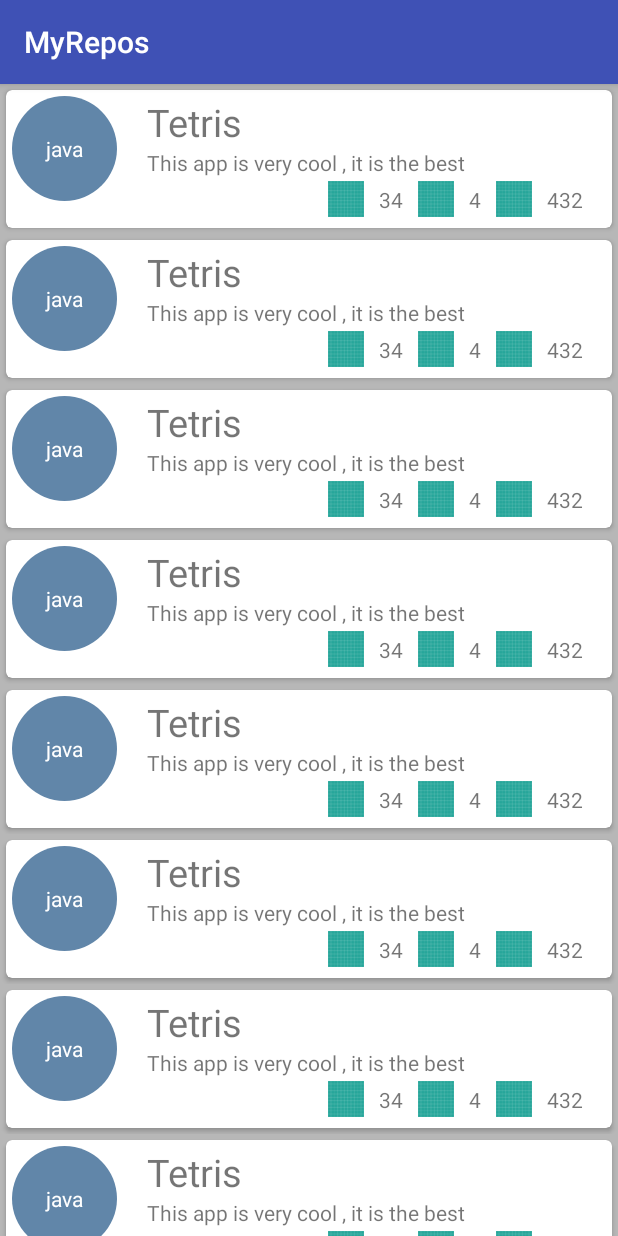
After one commit to AlexKazmirchuk/MyRepos, an Android app: the UserReposActivity screen opened directly, with no data from a screen before it, on a phone screen of 412 x 824 dp. The commit adds this screen. Run offline under Robolectric (Android 15) with nearby library versions, the phone set to English and light mode, and no system bars.

Commit message:
added new activity UserReposActivity

```diff
--- a/app/src/main/AndroidManifest.xml
+++ b/app/src/main/AndroidManifest.xml
@@ -18,6 +18,7 @@
                 <category android:name="android.intent.category.LAUNCHER" />
             </intent-filter>
         </activity>
+        <activity android:name=".UserReposActivity"></activity>
     </application>
 
 </manifest>
--- /dev/null
+++ b/app/src/main/java/com/alexkaz/myrepos/UserReposActivity.java
@@ -0,0 +1,45 @@
+package com.alexkaz.myrepos;
+
+import android.support.v7.app.AppCompatActivity;
+import android.os.Bundle;
+import android.support.v7.widget.LinearLayoutManager;
+import android.support.v7.widget.RecyclerView;
+
+import com.alexkaz.myrepos.model.entities.RepoEntity;
+import com.alexkaz.myrepos.ui.UserRepoRVAdapter;
+
+import java.util.ArrayList;
+import java.util.List;
+
+public class UserReposActivity extends AppCompatActivity {
+
+    private RecyclerView repoListRV;
+    private UserRepoRVAdapter adapter;
+
+    @Override
+    protected void onCreate(Bundle savedInstanceState) {
+        super.onCreate(savedInstanceState);
+        setContentView(R.layout.user_repo_list);
+
+        init();
+    }
+
+    private void init(){
+        repoListRV = findViewById(R.id.repoListRV);
+        repoListRV.setLayoutManager(new LinearLayoutManager(this));
+        List<RepoEntity> userRepos = new ArrayList<>();
+        for (int i = 0; i < 20; i++){
+            RepoEntity repoEntity = new RepoEntity();
+            repoEntity.setLanguage("java");
+            repoEntity.setName("Tetris");
+            repoEntity.setDescription("This app is very cool , it is the best");
+            repoEntity.setForksCount(34);
+            repoEntity.setStargazersCount(432);
+            repoEntity.setWatchersCount(4);
+            userRepos.add(repoEntity);
+        }
+        adapter = new UserRepoRVAdapter(userRepos);
+        repoListRV.setAdapter(adapter);
+        adapter.notifyDataSetChanged();
+    }
+}
--- a/app/src/main/res/layout/user_repo_list.xml
+++ b/app/src/main/res/layout/user_repo_list.xml
@@ -4,6 +4,8 @@
     android:layout_width="match_parent"
     android:layout_height="match_parent"
     android:background="#cccccc">
+    <include layout="@layout/no_connection_layout"
+        android:visibility="invisible"/>
     <ProgressBar
         android:layout_width="wrap_content"
         android:layout_height="wrap_content"
```
Also changed, not shown: app/src/main/java/com/alexkaz/myrepos/MainActivity.java (+7 -0 lines), app/src/main/res/layout/activity_main.xml (+4 -3 lines).
